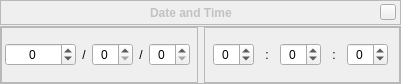
Old version of the form src/gui/dateTimeDialogGui.ui in the repository 519984307/stellarium_src.
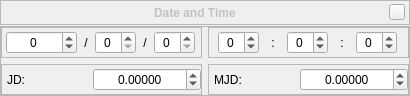
New version of the form. Custom widgets are drawn as their Qt base class.

Commit message: Added manipulation with JD/MJD to date and time dialog

The edit to the form file:
```diff
--- a/src/gui/dateTimeDialogGui.ui
+++ b/src/gui/dateTimeDialogGui.ui
@@ -6,8 +6,8 @@
    <rect>
     <x>0</x>
     <y>0</y>
-    <width>401</width>
-    <height>84</height>
+    <width>410</width>
+    <height>96</height>
    </rect>
   </property>
   <property name="styleSheet">
@@ -205,11 +205,20 @@
      <property name="frameShape">
       <enum>QFrame::StyledPanel</enum>
      </property>
-     <layout class="QHBoxLayout" name="horizontalLayout_3">
-      <property name="margin">
+     <layout class="QGridLayout" name="gridLayout">
+      <property name="leftMargin">
        <number>0</number>
       </property>
-      <item>
+      <property name="topMargin">
+       <number>0</number>
+      </property>
+      <property name="rightMargin">
+       <number>0</number>
+      </property>
+      <property name="bottomMargin">
+       <number>0</number>
+      </property>
+      <item row="0" column="0">
        <widget class="QFrame" name="dateFrame">
         <property name="frameShape">
          <enum>QFrame::StyledPanel</enum>
@@ -358,7 +367,7 @@
         </layout>
        </widget>
       </item>
-      <item>
+      <item row="0" column="1">
        <widget class="QFrame" name="timeFrame">
         <property name="sizePolicy">
          <sizepolicy hsizetype="Preferred" vsizetype="Preferred">
@@ -516,6 +525,130 @@
         </layout>
        </widget>
       </item>
+      <item row="1" column="0">
+       <widget class="QFrame" name="jdFrame">
+        <property name="frameShape">
+         <enum>QFrame::StyledPanel</enum>
+        </property>
+        <property name="frameShadow">
+         <enum>QFrame::Plain</enum>
+        </property>
+        <layout class="QHBoxLayout" name="horizontalLayout_3">
+         <property name="spacing">
+          <number>0</number>
+         </property>
+         <property name="leftMargin">
+          <number>5</number>
+         </property>
+         <property name="topMargin">
+          <number>0</number>
+         </property>
+         <property name="rightMargin">
+          <number>0</number>
+         </property>
+         <property name="bottomMargin">
+          <number>0</number>
+         </property>
+         <item>
+          <widget class="QLabel" name="label_5">
+           <property name="toolTip">
+            <string>Julian Date</string>
+           </property>
+           <property name="text">
+            <string notr="true">JD:</string>
+           </property>
+           <property name="alignment">
+            <set>Qt::AlignLeading|Qt::AlignLeft|Qt::AlignVCenter</set>
+           </property>
+          </widget>
+         </item>
+         <item>
+          <widget class="QDoubleSpinBox" name="spinner_jd">
+           <property name="focusPolicy">
+            <enum>Qt::StrongFocus</enum>
+           </property>
+           <property name="contextMenuPolicy">
+            <enum>Qt::NoContextMenu</enum>
+           </property>
+           <property name="alignment">
+            <set>Qt::AlignCenter</set>
+           </property>
+           <property name="decimals">
+            <number>5</number>
+           </property>
+           <property name="minimum">
+            <double>-100000000.000000000000000</double>
+           </property>
+           <property name="maximum">
+            <double>100000000.000000000000000</double>
+           </property>
+          </widget>
+         </item>
+        </layout>
+       </widget>
+      </item>
+      <item row="1" column="1">
+       <widget class="QFrame" name="mjdFrame">
+        <property name="frameShape">
+         <enum>QFrame::StyledPanel</enum>
+        </property>
+        <property name="frameShadow">
+         <enum>QFrame::Plain</enum>
+        </property>
+        <layout class="QHBoxLayout" name="horizontalLayout_5">
+         <property name="spacing">
+          <number>0</number>
+         </property>
+         <property name="leftMargin">
+          <number>5</number>
+         </property>
+         <property name="topMargin">
+          <number>0</number>
+         </property>
+         <property name="rightMargin">
+          <number>0</number>
+         </property>
+         <property name="bottomMargin">
+          <number>0</number>
+         </property>
+         <item>
+          <widget class="QLabel" name="label_6">
+           <property name="toolTip">
+            <string>Modified Julian Date</string>
+           </property>
+           <property name="text">
+            <string notr="true">MJD:</string>
+           </property>
+           <property name="alignment">
+            <set>Qt::AlignLeading|Qt::AlignLeft|Qt::AlignVCenter</set>
+           </property>
+          </widget>
+         </item>
+         <item>
+          <widget class="QDoubleSpinBox" name="spinner_mjd">
+           <property name="focusPolicy">
+            <enum>Qt::StrongFocus</enum>
+           </property>
+           <property name="contextMenuPolicy">
+            <enum>Qt::NoContextMenu</enum>
+           </property>
+           <property name="alignment">
+            <set>Qt::AlignCenter</set>
+           </property>
+           <property name="decimals">
+            <number>5</number>
+           </property>
+           <property name="minimum">
+            <double>-100000000.000000000000000</double>
+           </property>
+           <property name="maximum">
+            <double>100000000.000000000000000</double>
+           </property>
+          </widget>
+         </item>
+        </layout>
+       </widget>
+      </item>
      </layout>
     </widget>
    </item>
```
Left out of the diff: 33 changed lines with no effect on the pictures. The commit also changes 2 other files.
